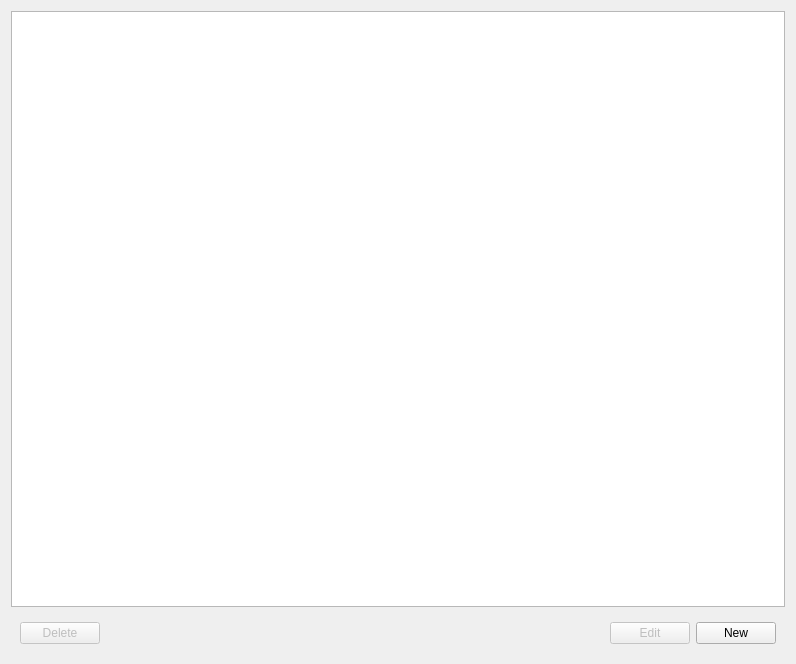
zkovari/plotlyst, file ui/scenes_view.ui: the form before one commit.
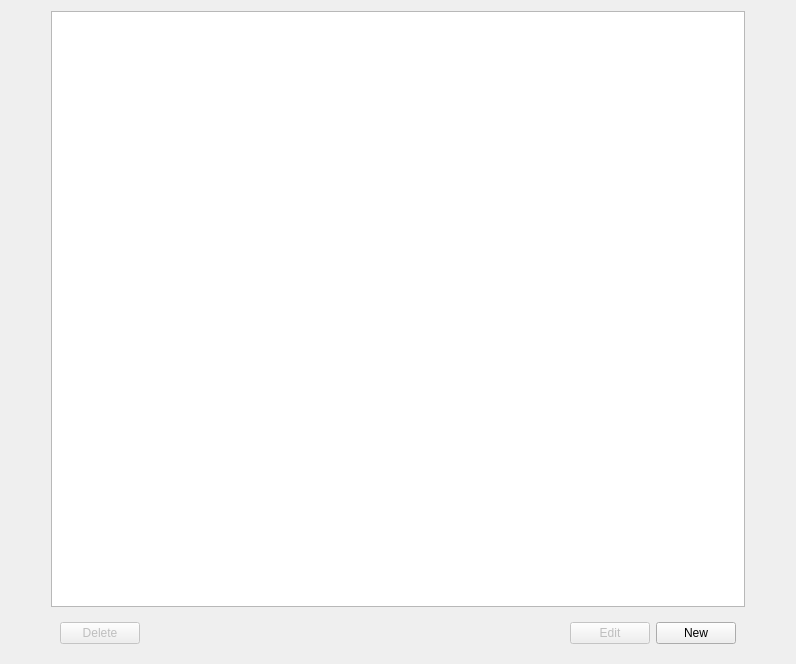
The form after the commit.

Commit message: Extend scene editor with synopsis and characters

Diff of the .ui file:
```diff
--- a/ui/scenes_view.ui
+++ b/ui/scenes_view.ui
@@ -13,11 +13,24 @@
   <property name="windowTitle">
    <string>Form</string>
   </property>
-  <layout class="QVBoxLayout" name="verticalLayout">
-   <item>
-    <widget class="QTableView" name="tblScenes"/>
+  <layout class="QGridLayout" name="gridLayout">
+   <item row="0" column="0">
+    <spacer name="horizontalSpacer_2">
+     <property name="orientation">
+      <enum>Qt::Horizontal</enum>
+     </property>
+     <property name="sizeType">
+      <enum>QSizePolicy::Preferred</enum>
+     </property>
+     <property name="sizeHint" stdset="0">
+      <size>
+       <width>40</width>
+       <height>20</height>
+      </size>
+     </property>
+    </spacer>
    </item>
-   <item>
+   <item row="1" column="1">
     <widget class="QWidget" name="widget" native="true">
      <layout class="QHBoxLayout" name="horizontalLayout">
       <item>
@@ -87,6 +100,68 @@
      </layout>
     </widget>
    </item>
+   <item row="0" column="1">
+    <widget class="QTableView" name="tblScenes">
+     <property name="dragEnabled">
+      <bool>true</bool>
+     </property>
+     <property name="dragDropOverwriteMode">
+      <bool>false</bool>
+     </property>
+     <property name="dragDropMode">
+      <enum>QAbstractItemView::InternalMove</enum>
+     </property>
+     <property name="defaultDropAction">
+      <enum>Qt::MoveAction</enum>
+     </property>
+     <property name="alternatingRowColors">
+      <bool>true</bool>
+     </property>
+     <property name="selectionMode">
+      <enum>QAbstractItemView::SingleSelection</enum>
+     </property>
+     <property name="selectionBehavior">
+      <enum>QAbstractItemView::SelectItems</enum>
+     </property>
+     <property name="showGrid">
+      <bool>false</bool>
+     </property>
+     <property name="sortingEnabled">
+      <bool>true</bool>
+     </property>
+     <property name="wordWrap">
+      <bool>false</bool>
+     </property>
+     <attribute name="horizontalHeaderCascadingSectionResizes">
+      <bool>false</bool>
+     </attribute>
+     <attribute name="horizontalHeaderStretchLastSection">
+      <bool>true</bool>
+     </attribute>
+     <attribute name="verticalHeaderVisible">
+      <bool>true</bool>
+     </attribute>
+     <attribute name="verticalHeaderDefaultSectionSize">
+      <number>50</number>
+     </attribute>
+    </widget>
+   </item>
+   <item row="0" column="2">
+    <spacer name="horizontalSpacer_3">
+     <property name="orientation">
+      <enum>Qt::Horizontal</enum>
+     </property>
+     <property name="sizeType">
+      <enum>QSizePolicy::Preferred</enum>
+     </property>
+     <property name="sizeHint" stdset="0">
+      <size>
+       <width>40</width>
+       <height>20</height>
+      </size>
+     </property>
+    </spacer>
+   </item>
   </layout>
  </widget>
  <resources/>
```
The commit also changes 14 other files.
